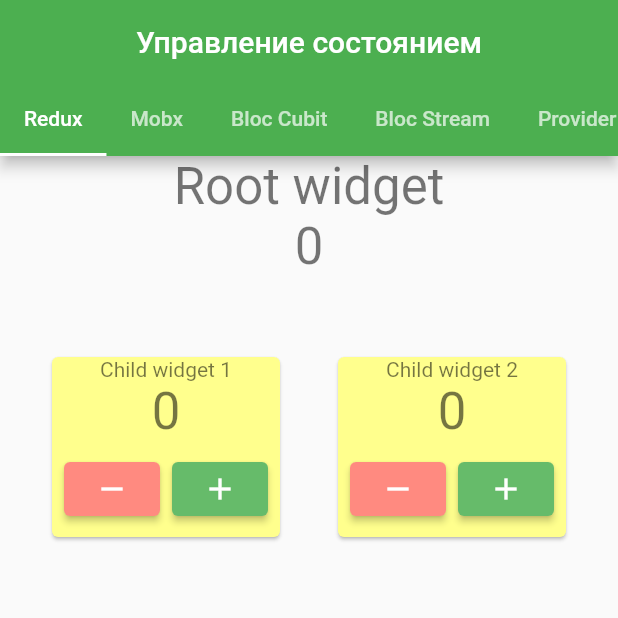
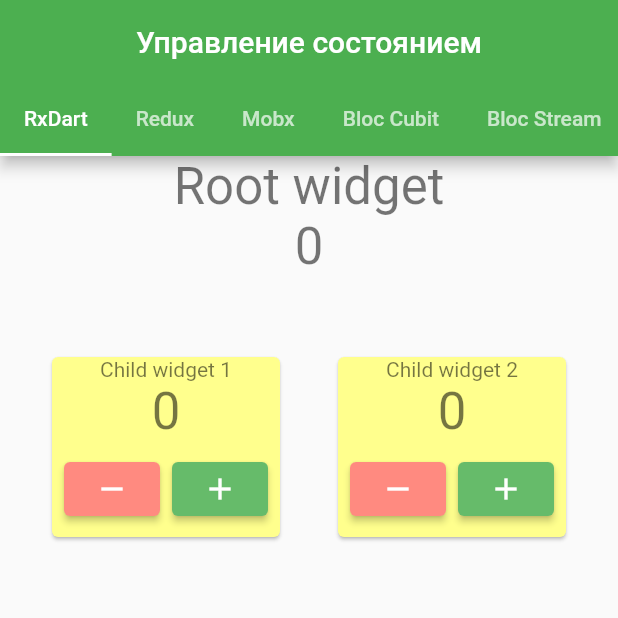
Before and after one commit to PavelShkuropatsky/state_engines_flutter3, a Flutter app: the screen it shows after launch, on a phone screen of 412 x 824 dp, the top half of it. Run offline on Flutter 3.47's test engine with Material 2 defaults, Android fonts, the phone set to English and light mode, and no system bars; our stand-ins replace flutter_bloc, flutter_mobx, flutter_redux, mobx, redux, rxdart; generated files the repository leaves out were written again.

Commit message:
adding rxDart

```diff
--- a/lib/pages/home_page.dart
+++ b/lib/pages/home_page.dart
@@ -1,6 +1,7 @@
 import 'package:flutter/material.dart';
 import 'package:state_engines_flutter3/widgets/mobx_tab.dart';
 import 'package:state_engines_flutter3/widgets/redux_tab.dart';
+import 'package:state_engines_flutter3/widgets/rx_dart_tab.dart';
 import '../widgets/bloc_cubit_tab.dart';
 import '../widgets/bloc_stream_tab.dart';
 import '../widgets/inherited_widget_tab.dart';
@@ -11,7 +12,7 @@ class HomePage extends StatelessWidget {
   @override
   Widget build(BuildContext context) {
     return DefaultTabController(
-      length: 7,
+      length: 8,
       child: Scaffold(
         appBar: AppBar(
           title: const Text('Управление состоянием'),
@@ -19,6 +20,7 @@ class HomePage extends StatelessWidget {
           bottom: const TabBar(
             isScrollable: true,
             tabs: <Widget>[
+              Tab(text: 'RxDart'),
               Tab(text: 'Redux'),
               Tab(text: 'Mobx'),
               Tab(text: 'Bloc Cubit'),
@@ -32,6 +34,7 @@ class HomePage extends StatelessWidget {
         ),
         body: const TabBarView(
           children: [
+            RxDartTab(),
             ReduxTab(),
             MobxTab(),
             BlocCubitTab(),
--- /dev/null
+++ b/lib/rxdart/counter.dart
@@ -0,0 +1,40 @@
+import 'package:rxdart/rxdart.dart';
+
+/// Instances for counters
+final headCounter = RxCounterStore();
+final rightCounter = RxCounterStore()
+  ..actionSubject.listen((event) => headCounter.actionSubject.add(event));
+final leftCounter = RxCounterStore()
+  ..actionSubject.listen((event) => headCounter.actionSubject.add(event));
+
+/// General counter engine class
+class RxCounterStore {
+  int _counter;
+
+  /// Stream receiving increment or decrement action
+  final PublishSubject<RxCounterEvent> actionSubject;
+  /// Stream emitting current counter
+  final PublishSubject<int> counterSubject;
+
+  RxCounterStore({int startValue = 0})
+      : _counter = startValue,
+        actionSubject = PublishSubject<RxCounterEvent>(),
+        counterSubject = PublishSubject<int>() {
+    actionSubject.listen(_onEvent);
+  }
+
+  int get counter => _counter;
+
+  increment() => actionSubject.add(RxIncrementEvent());
+  decrement() => actionSubject.add(RxDecrementEvent());
+
+  _onEvent(RxCounterEvent event) {
+    if (event is RxIncrementEvent) counterSubject.add(++ _counter);
+    if (event is RxDecrementEvent) counterSubject.add(-- _counter);
+  }
+}
+
+/// Counter events classes
+class RxCounterEvent {}
+class RxIncrementEvent extends RxCounterEvent {}
+class RxDecrementEvent extends RxCounterEvent {}
--- /dev/null
+++ b/lib/widgets/rx_dart_tab.dart
@@ -0,0 +1,94 @@
+import 'package:flutter/material.dart';
+import 'package:state_engines_flutter3/rxdart/counter.dart';
+
+class RxDartTab extends StatefulWidget {
+  const RxDartTab({Key? key}) : super(key: key);
+
+  @override
+  State<RxDartTab> createState() => _RxDartTabState();
+}
+
+class _RxDartTabState extends State<RxDartTab> with AutomaticKeepAliveClientMixin {
+  @override
+  bool get wantKeepAlive => true;
+
+  @override
+  Widget build(BuildContext context) {
+    return Scaffold(
+        body: Column(
+            children: [
+              Text("Root widget", style: Theme
+                  .of(context)
+                  .textTheme
+                  .headline4),
+              StreamBuilder(
+                  initialData: headCounter.counter,
+                  stream: headCounter.counterSubject,
+                  builder: (context, snapshot) =>
+                      Text("${snapshot.data}", style: Theme
+                          .of(context)
+                          .textTheme
+                          .headline4)
+              ),
+              const SizedBox(height: 50),
+              Row(
+                mainAxisAlignment: MainAxisAlignment.spaceEvenly,
+                children: [
+                  _Counter(text: "Child widget 1", counterStore: leftCounter),
+                  _Counter(text: "Child widget 2", counterStore: rightCounter),
+                ],
+              ),
+            ]
+        )
+    );
+  }
+}
+
+class _Counter extends StatelessWidget {
+  final String text;
+  final RxCounterStore counterStore;
+
+  const _Counter({
+    Key? key,
+    required this.text,
+    required this.counterStore
+  }) : super(key: key);
+
+  @override
+  Widget build(BuildContext context) {
+    return Card(
+      margin: const EdgeInsets.all(4).copyWith(bottom: 32),
+      color: Colors.yellowAccent[100],
+      child: Column(
+        children: [
+          Text(text,
+              style: Theme.of(context)
+                  .textTheme
+                  .headline4
+                  ?.copyWith(fontSize: 14)),
+          StreamBuilder(
+            initialData: counterStore.counter,
+            stream: counterStore.counterSubject,
+            builder: (context, snapshot) =>
+              Text('${snapshot.data}', style: Theme.of(context).textTheme.headline4),
+          ),
+          ButtonBar(
+            alignment: MainAxisAlignment.spaceEvenly,
+            children: [
+              ElevatedButton(
+                onPressed: () => counterStore.decrement(),
+                style: ElevatedButton.styleFrom(backgroundColor: Colors.redAccent[100]),
+                child: const Icon(Icons.remove),
+              ),
+              ElevatedButton(
+                onPressed: () => counterStore.increment(),
+                style: ElevatedButton.styleFrom(backgroundColor: Colors.green[400]),
+                child: const Icon(Icons.add),
+              )
+            ],
+          ),
+        ]
+      )
+    );
+  }
+}
--- a/pubspec.yaml
+++ b/pubspec.yaml
@@ -40,6 +40,7 @@ dependencies:
   flutter_mobx: ^2.0.6+1
   redux: ^5.0.0
   flutter_redux: ^0.10.0
+  rxdart: ^0.27.5
 
 dev_dependencies:
   flutter_test:
```
Also changed, not shown: pubspec.lock, 1 other file.
